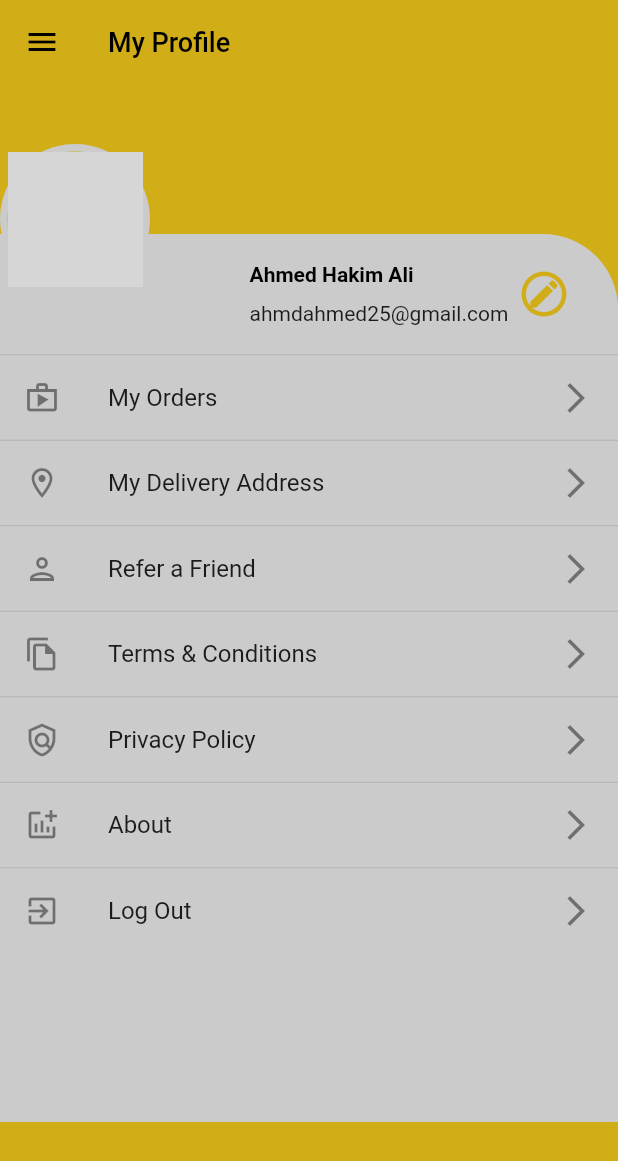
After one commit to ahmedhakim0011/Food_app, a Flutter app: the MyProfile screen opened directly, on a phone screen of 412 x 824 dp. The commit adds this screen. Shown: the top 1161 px of the screen. Run offline on Flutter 3.47's test engine with Material 2 defaults, Android fonts, the phone set to English and light mode, and no system bars; our stand-ins replace firebase_auth, firebase_core, flutter_signin_button, get, google_sign_in; missing offline and left inert: dart:ffi; accounts and stored records are empty; network calls fail; grey boxes are pictures that could not be loaded.

Commit message:
my prifile screen done

```diff
--- a/lib/Screens/home_screen/home_screen.dart
+++ b/lib/Screens/home_screen/home_screen.dart
@@ -63,7 +63,6 @@ class HomeScreen extends StatelessWidget {
                 children: [
                   Expanded(
                     flex: 2,
-                    child: Container(
                     child: Column(
                       children: [
                         Padding(
@@ -114,7 +113,6 @@ class HomeScreen extends StatelessWidget {
                           ),
                         ),
                       ],
-                      ),
                     ),
                   ),
                   Expanded(
@@ -215,7 +213,7 @@ class HomeScreen extends StatelessWidget {
       crossAxisAlignment: CrossAxisAlignment.start,
       children: [
         Padding(
-          padding: EdgeInsets.symmetric(vertical: 20),
+          padding: const EdgeInsets.symmetric(vertical: 20),
           child: Row(
             mainAxisAlignment: MainAxisAlignment.spaceBetween,
             children: const [
--- /dev/null
+++ b/lib/Screens/my_profile/my_profile.dart
@@ -0,0 +1,149 @@
+import 'package:flutter/material.dart';
+import 'package:food_app/Screens/home_screen/side_drawer.dart';
+import 'package:food_app/config/config.dart';
+
+class MyProfile extends StatelessWidget {
+  @override
+  Widget build(BuildContext context) {
+    return Scaffold(
+      backgroundColor: primaryColor,
+      appBar: AppBar(
+        iconTheme: const IconThemeData(color: Colors.black),
+        backgroundColor: primaryColor,
+        elevation: 0.0,
+        title: Text(
+          'My Profile',
+          style: TextStyle(fontSize: 18, color: textColor),
+        ),
+      ),
+      drawer: SideDrawer(),
+      body: Stack(
+        children: [
+          Column(
+            children: [
+              Container(
+                height: 100,
+                color: primaryColor,
+              ),
+              Container(
+                height: 592,
+                width: double.infinity,
+                decoration: BoxDecoration(
+                    color: scaffoldBackgroundColor,
+                    borderRadius:
+                        const BorderRadius.only(topRight: Radius.circular(50))),
+                child: ListView(
+                  children: [
+                    Row(
+                      mainAxisAlignment: MainAxisAlignment.end,
+                      children: [
+                        Container(
+                          height: 80,
+                          width: 250,
+                          padding: const EdgeInsets.only(right: 30),
+                          child: Row(
+                            mainAxisAlignment: MainAxisAlignment.spaceAround,
+                            children: [
+                              Column(
+                                mainAxisAlignment: MainAxisAlignment.center,
+                                crossAxisAlignment: CrossAxisAlignment.start,
+                                children: [
+                                  Text(
+                                    'Ahmed Hakim Ali',
+                                    style: TextStyle(
+                                        fontWeight: FontWeight.bold,
+                                        color: textColor,
+                                        fontSize: 14),
+                                  ),
+                                  const SizedBox(
+                                    height: 10,
+                                  ),
+                                  const Text('ahmdahmed25@gmail.com')
+                                ],
+                              ),
+                              CircleAvatar(
+                                  radius: 15,
+                                  backgroundColor: primaryColor,
+                                  child: CircleAvatar(
+                                      radius: 12,
+                                      backgroundColor: scaffoldBackgroundColor,
+                                      child: Icon(
+                                        Icons.edit,
+                                        color: primaryColor,
+                                      ))),
+                            ],
+                          ),
+                        ),
+                      ],
+                    ),
+                    lisTile(
+                      icon: Icons.shop_outlined,
+                      title: 'My Orders',
+                    ),
+                    lisTile(
+                      icon: Icons.location_on_outlined,
+                      title: 'My Delivery Address',
+                    ),
+                    lisTile(
+                      icon: Icons.person_outlined,
+                      title: 'Refer a Friend',
+                    ),
+                    lisTile(
+                      icon: Icons.file_copy_outlined,
+                      title: 'Terms & Conditions',
+                    ),
+                    lisTile(
+                      icon: Icons.policy_outlined,
+                      title: 'Privacy Policy',
+                    ),
+                    lisTile(
+                      icon: Icons.addchart_outlined,
+                      title: 'About',
+                    ),
+                    lisTile(
+                      icon: Icons.exit_to_app_outlined,
+                      title: 'Log Out',
+                    ),
+                  ],
+                ),
+              ),
+            ],
+          ),
+          Padding(
+            padding: const EdgeInsets.only(top: 40),
+            child: CircleAvatar(
+              radius: 50,
+              backgroundColor: scaffoldBackgroundColor,
+              child: CircleAvatar(
+                backgroundImage: const NetworkImage(
+                    "https://scontent.fkhi11-1.fna.fbcdn.net/v/t1.6435-9/91488272_212582280059244_8653493102889140224_n.jpg?_nc_cat=103&ccb=1-5&_nc_sid=09cbfe&_nc_eui2=AeF566dOt5lI33z3Wg5foCKDDuhEupUnXaIO6ES6lSddogH5KQN2vkDFMLfEWrymgujy6JMNjE0lbJw3CSkf8eUk&_nc_ohc=Wc1lT6_UgecAX-gD2Tf&_nc_ht=scontent.fkhi11-1.fna&oh=00_AT-mu0lwpux3gi3EsI-RoCCSRsOP-uqD8fBeQ-hQiqt3xA&oe=62385D14"),
+                backgroundColor: primaryColor,
+                radius: 45,
+              ),
+            ),
+          ),
+        ],
+      ),
+    );
+  }
+
+  Widget lisTile({
+    VoidCallback? onTap,
+    IconData? icon,
+    String? title,
+    Color? color,
+  }) {
+    return Column(
+      children: [
+        const Divider(
+          height: 1,
+        ),
+        ListTile(
+          leading: Icon(icon),
+          title: Text(title!),
+          trailing: const Icon(Icons.arrow_forward_ios),
+        )
+      ],
+    );
+  }
+}
--- a/lib/auth/sign_in.dart
+++ b/lib/auth/sign_in.dart
@@ -1,4 +1,4 @@
-import 'dart:ffi';
+// ignore_for_file: avoid_print
 
 import 'package:firebase_auth/firebase_auth.dart';
 import 'package:flutter/material.dart';
--- a/lib/main.dart
+++ b/lib/main.dart
@@ -1,12 +1,8 @@
-import 'package:firebase_auth/firebase_auth.dart';
 import 'package:flutter/material.dart';
 import 'package:food_app/Screens/home_screen/home_screen.dart';
-import 'package:food_app/auth/sign_in.dart';
 import 'package:food_app/config/config.dart';
 import 'package:get/get.dart';
 import 'package:firebase_core/firebase_core.dart';
-
-import 'Screens/product_overview/product_overview.dart';
 
 void main() async {
   WidgetsFlutterBinding.ensureInitialized();
```
Lines whose indentation alone changed are shown as unchanged.
